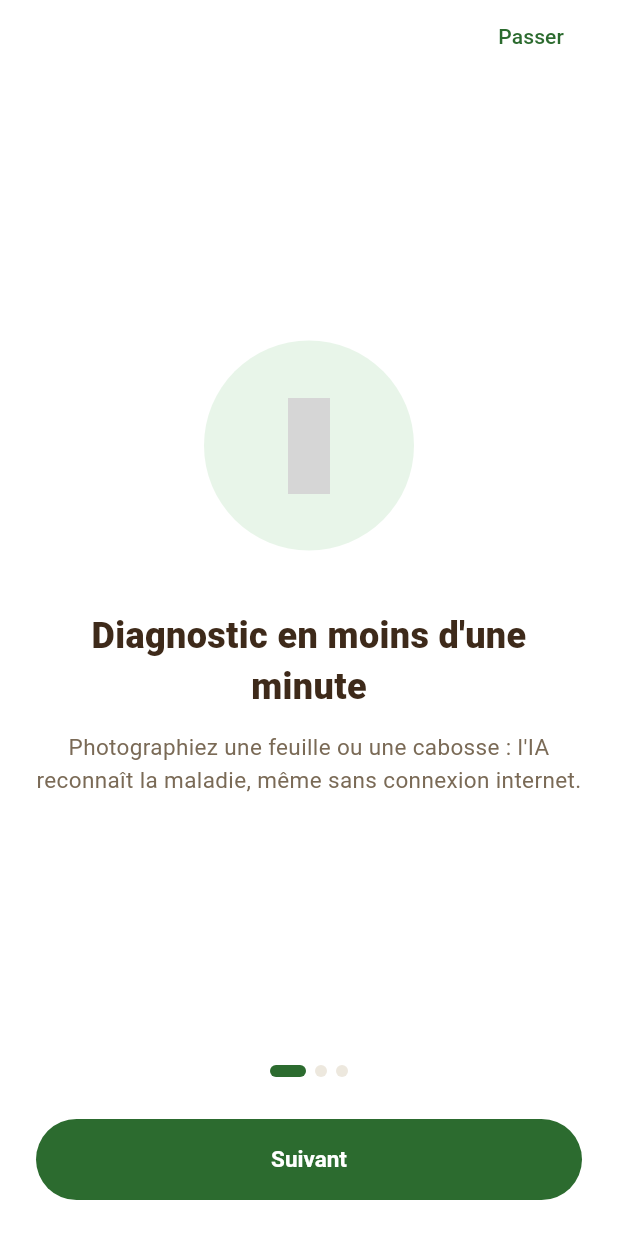
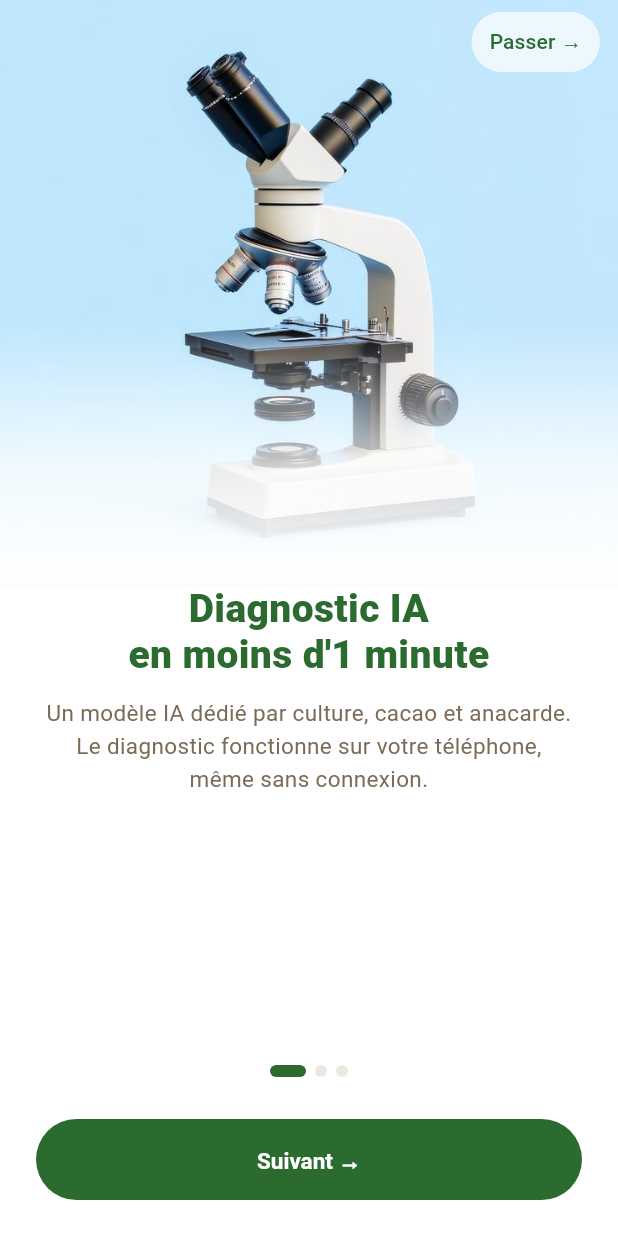
Before and after one commit to EssicOuroumav/ivert, a Flutter app: the screen it shows after launch, after a tap on "Commencer →", on a phone screen of 412 x 824 dp. Run offline on Flutter 3.47's test engine with Material 3 defaults, Android fonts, the phone set to English and light mode, and no system bars; our stand-ins replace geolocator, iconsax_flutter, image_picker, shared_preferences, sqflite; missing offline and left inert: tflite_flutter; accounts and stored records are empty; grey boxes are pictures that could not be loaded.

Commit message:
Présentation : illustrations des maquettes Figma (microscope, chariot, expert)
Les trois écrans de présentation reprennent les images et les titres des maquettes
Figma 02, 03 et 04, avec le fondu vers le blanc. La boutique et les experts sont
annoncés « bientôt », car ces modules ne sont pas encore disponibles.

Co-Authored-By: Claude Opus 5.5 <noreply@anthropic.com>

```diff
--- a/ivert_app/lib/screens/splash_screen.dart
+++ b/ivert_app/lib/screens/splash_screen.dart
@@ -1,5 +1,4 @@
 import 'package:flutter/material.dart';
-import 'package:iconsax_flutter/iconsax_flutter.dart';
 import 'package:shared_preferences/shared_preferences.dart';
 
 import '../theme/app_theme.dart';
@@ -19,13 +18,15 @@ class _SplashScreenState extends State<SplashScreen> {
   int _page = 0;
   bool _presentation = false;
 
+  // Illustrations et titres repris des maquettes Figma « 02 · 03 · 04 · Onboarding ».
+  // Les textes annoncent seulement ce que l'app fait déjà, ou disent « bientôt ».
   static const _slides = [
-    (Iconsax.scan_copy, 'Diagnostic en moins d\'une minute',
-        'Photographiez une feuille ou une cabosse : l\'IA reconnaît la maladie, même sans connexion internet.'),
-    (Iconsax.note_2_copy, 'Des conseils adaptés',
-        'Pour chaque maladie : les gestes de terrain, les traitements homologués et quand appeler un expert.'),
-    (Iconsax.profile_2user_copy, 'Experts ANADER',
-        'Pour les cas difficiles, demandez bientôt une visite d\'un expert directement depuis l\'application.'),
+    ('assets/images/onboarding_diagnostic.jpg', Alignment.center, 'Diagnostic IA\nen moins d\'1 minute',
+        'Un modèle IA dédié par culture, cacao et anacarde. Le diagnostic fonctionne sur votre téléphone, même sans connexion.'),
+    ('assets/images/onboarding_boutique.png', Alignment.bottomCenter, 'Marketplace de\nproduits certifiés',
+        'Bientôt : commandez les traitements recommandés après votre diagnostic.'),
+    ('assets/images/onboarding_expert.jpg', Alignment.topCenter, 'Experts ANADER\nà domicile',
+        'Bientôt : réservez une visite terrain avec un technicien certifié, rapport et prescriptions inclus.'),
   ];
 
   Future<void> _terminer() async {
@@ -78,39 +79,69 @@ class _SplashScreenState extends State<SplashScreen> {
 
   Widget _presentationVue() {
     final derniere = _page == _slides.length - 1;
-    return Padding(
+    return Column(
       key: const ValueKey('presentation'),
-      padding: const EdgeInsets.symmetric(horizontal: 24),
-      child: Column(
       children: [
-          Align(
-            alignment: Alignment.centerRight,
-            child: TextButton(onPressed: _terminer, child: const Text('Passer')),
-          ),
         Expanded(
-            child: PageView(
+          child: Stack(
+            children: [
+              PageView(
                 controller: _pages,
                 onPageChanged: (i) => setState(() => _page = i),
                 children: [
-                for (final (icone, titre, texte) in _slides)
-                  Column(
-                    mainAxisAlignment: MainAxisAlignment.center,
+                  for (final (image, cadrage, titre, texte) in _slides)
+                    LayoutBuilder(
+                      builder: (context, c) => Column(
                         children: [
-                      Container(
-                        width: 140,
-                        height: 140,
-                        decoration: const BoxDecoration(color: IvertColors.vertFond, shape: BoxShape.circle),
-                        child: Icon(icone, size: 64, color: IvertColors.vert),
+                          SizedBox(
+                            height: c.maxHeight * 0.55,
+                            width: double.infinity,
+                            child: Stack(
+                              fit: StackFit.expand,
+                              children: [
+                                Image.asset(image, fit: BoxFit.cover, alignment: cadrage),
+                                // Fondu vers le blanc, comme dans la maquette
+                                const DecoratedBox(
+                                  decoration: BoxDecoration(
+                                    gradient: LinearGradient(
+                                      begin: Alignment.topCenter,
+                                      end: Alignment.bottomCenter,
+                                      stops: [0.55, 0.8, 1],
+                                      colors: [Color(0x00FFFFFF), Color(0xCCFFFFFF), Colors.white],
                                     ),
-                      const SizedBox(height: 40),
+                                  ),
+                                ),
+                              ],
+                            ),
+                          ),
+                          Padding(
+                            padding: const EdgeInsets.symmetric(horizontal: 28),
+                            child: Column(
+                              children: [
                                 Text(titre,
                                     textAlign: TextAlign.center,
-                          style: const TextStyle(fontSize: 24, fontWeight: FontWeight.w800, color: IvertColors.brun)),
+                                    style: const TextStyle(
+                                        fontSize: 26, height: 1.2, fontWeight: FontWeight.w800, color: IvertColors.vert)),
                                 const SizedBox(height: 12),
                                 Text(texte,
                                     textAlign: TextAlign.center,
                                     style: const TextStyle(fontSize: 15, height: 1.45, color: IvertColors.brunDoux)),
                               ],
+                            ),
+                          ),
+                        ],
+                      ),
+                    ),
+                ],
+              ),
+              Positioned(
+                top: 4,
+                right: 12,
+                child: TextButton(
+                  onPressed: _terminer,
+                  style: TextButton.styleFrom(backgroundColor: const Color(0xB3FFFFFF)),
+                  child: const Text('Passer →'),
+                ),
               ),
             ],
           ),
@@ -132,15 +163,17 @@ class _SplashScreenState extends State<SplashScreen> {
           ],
         ),
         const SizedBox(height: 28),
-          FilledButton(
+        Padding(
+          padding: const EdgeInsets.symmetric(horizontal: 24),
+          child: FilledButton(
             onPressed: derniere
                 ? _terminer
                 : () => _pages.nextPage(duration: const Duration(milliseconds: 300), curve: Curves.easeOut),
-            child: Text(derniere ? 'C\'est parti' : 'Suivant'),
+            child: Text(derniere ? 'C\'est parti →' : 'Suivant →'),
+          ),
         ),
         const SizedBox(height: 24),
       ],
-      ),
     );
   }
 }
```
Also changed, not shown: ivert_app/assets/images/onboarding_boutique.png (added), ivert_app/assets/images/onboarding_diagnostic.jpg (added), ivert_app/assets/images/onboarding_expert.jpg (added). Lines whose indentation alone changed are shown as unchanged.
